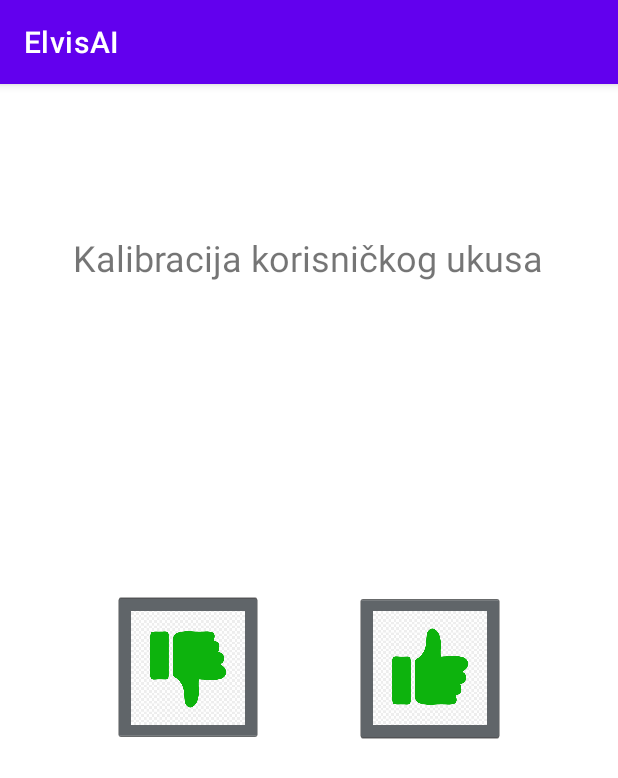
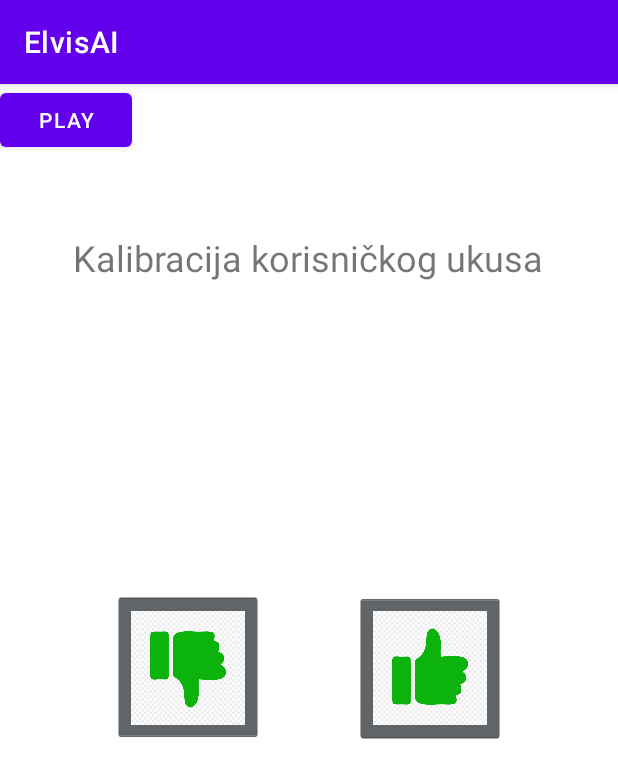
Before and after one commit to jura0207/ElvisAI, an Android app: the screen it shows after launch (MainActivity), after a tap on "Thumbs Down Button", on a phone screen of 412 x 824 dp. Shown: the top 778 px of the screen. Run offline under Robolectric (Android 15) with nearby library versions, the phone set to English and light mode, and no system bars; Roboto replaces fonts that are not available here; 3 other taps on this screen came first.

Commit message:
Added play button to calibration

```diff
--- a/app/src/main/java/hr/fer/ppij/elvisai/MainActivity.java
+++ b/app/src/main/java/hr/fer/ppij/elvisai/MainActivity.java
@@ -72,6 +72,10 @@ public class MainActivity extends AppCompatActivity {
         //Thumbs down button
     }
 
+    public void playButton(View view) {
+        //Thumbs down button
+    }
+
     @Override
     public void onBackPressed(){
         if(activity_main_flag==0){
--- a/app/src/main/res/layout/song_calib.xml
+++ b/app/src/main/res/layout/song_calib.xml
@@ -62,5 +62,14 @@
             app:layout_constraintVertical_bias="0.508"
             app:srcCompat="@drawable/thumpup_icon" />
 
+        <Button
+            android:id="@+id/play_button"
+            android:layout_width="wrap_content"
+            android:layout_height="wrap_content"
+            android:onClick="playButton"
+            android:text="Play"
+            tools:layout_editor_absoluteX="154dp"
+            tools:layout_editor_absoluteY="194dp" />
+
     </androidx.constraintlayout.widget.ConstraintLayout>
 </LinearLayout>
```
